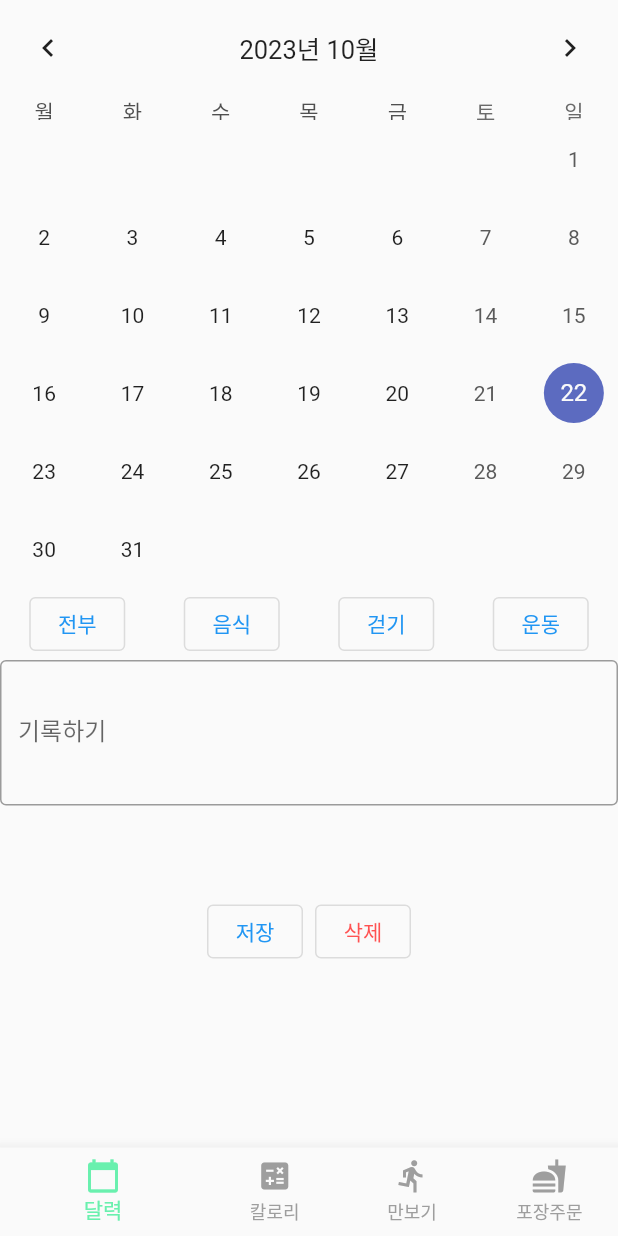
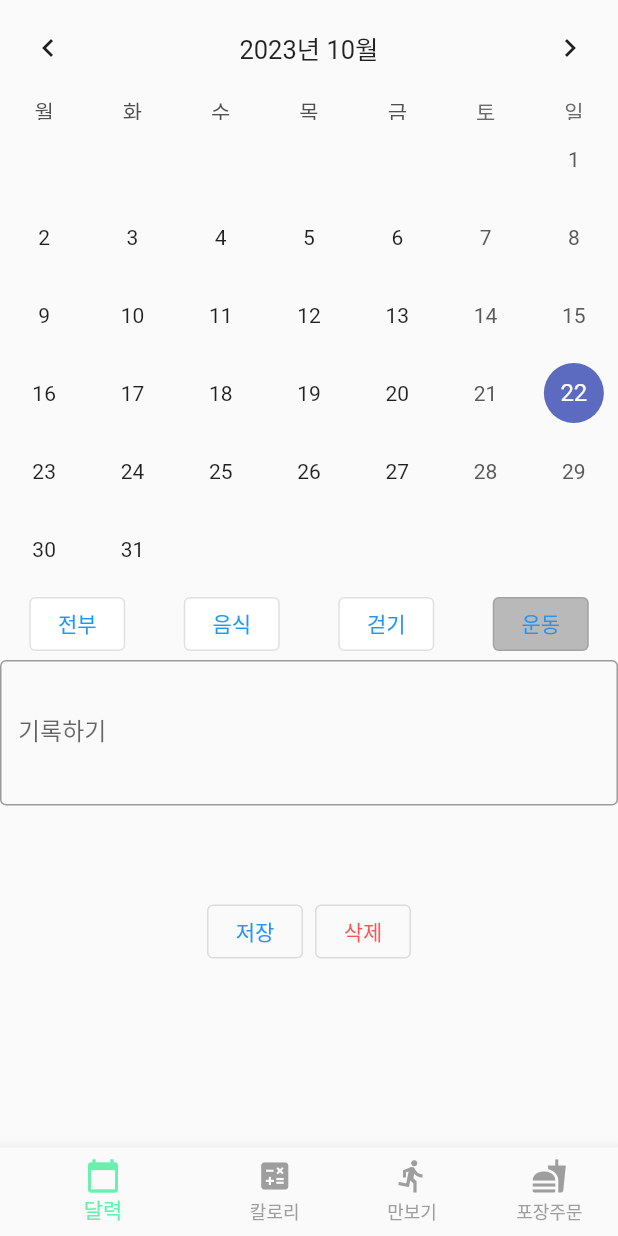
Before and after one commit to exerciseLog/exercise, a Flutter app: the screen it shows after launch, on a phone screen of 412 x 824 dp. Run offline on Flutter 3.47's test engine with Material 2 defaults, Android fonts, the phone set to English and light mode, and no system bars; drawn by our look-alikes of table_calendar; our stand-ins replace drift, elegant_notification, firebase_auth, firebase_core, firebase_database, fluttertoast and 8 more; missing offline and left inert: flutter_cupertino_datetime_picker, flutter_polyline_points, home_widget; accounts and stored records are empty; generated files the repository leaves out were written again.

Commit message:
선택한 메모 타입 표시 추가

```diff
--- a/lib/screens/calendar_memo.dart
+++ b/lib/screens/calendar_memo.dart
@@ -162,6 +162,16 @@ class _CalendarMemoState extends State<CalendarMemo> {
 
   Widget memoTypeButton(MemoType memoType) {
     return OutlinedButton(
+        style: ButtonStyle(
+          backgroundColor: MaterialStateProperty.resolveWith((states) {
+            if (states.contains(MaterialState.pressed)) {
+              return Colors.white;
+            }
+            return context.read<CalendarProvider>().memoType != memoType
+                ? Colors.white
+                : Colors.black26;
+          }),
+        ),
         onPressed: () async {
           reloadDropdownList(memoType);
         },
```
